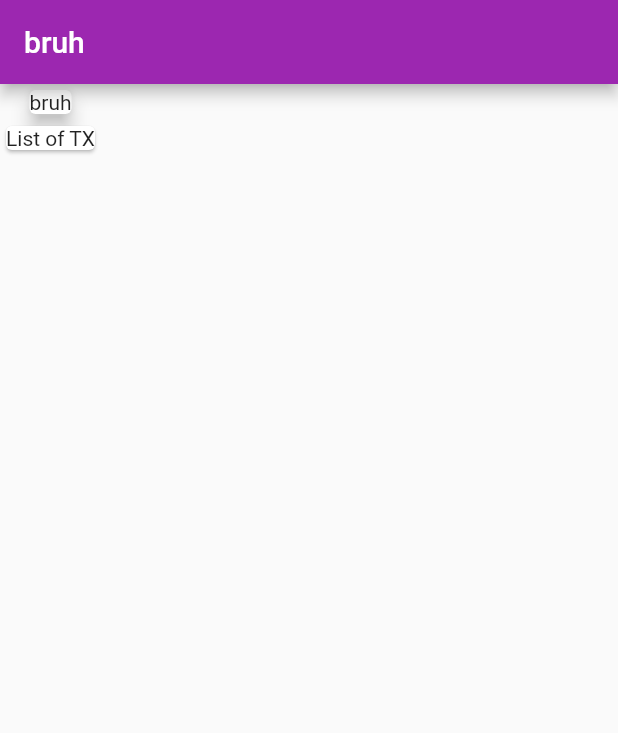
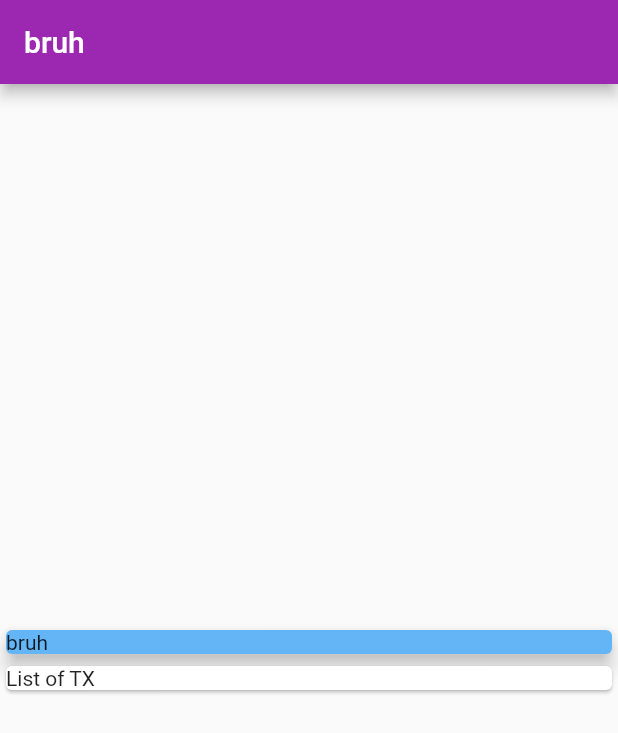
Before and after one commit to NyllRE/flutter_mastering, a Flutter app: the screen it shows after launch, after a tap on "Expenses App", on a phone screen of 412 x 824 dp. Shown: the top 733 px of the screen. Run offline on Flutter 3.47's test engine with Material 2 defaults, Android fonts, the phone set to English and light mode, and no system bars.

Commit message:
Columns & Rows - Alignment

```diff
--- a/lib/udemy_course/expenses/expenses_app.dart
+++ b/lib/udemy_course/expenses/expenses_app.dart
@@ -27,8 +27,11 @@ class _RootPageState extends State<RootPage> {
   Widget build(BuildContext context) => Scaffold(
         appBar: AppBar(title: Text('bruh')),
         body: Column(
-          children: const [
+          mainAxisAlignment: MainAxisAlignment.center,
+          crossAxisAlignment: CrossAxisAlignment.stretch,
+          children: [
             Card(
+              color: Colors.blue[300], //=>> choose depth of color
               child: Text('bruh'),
               elevation: 5, //=> How high it feels >=> shadow depth
             ),
```
